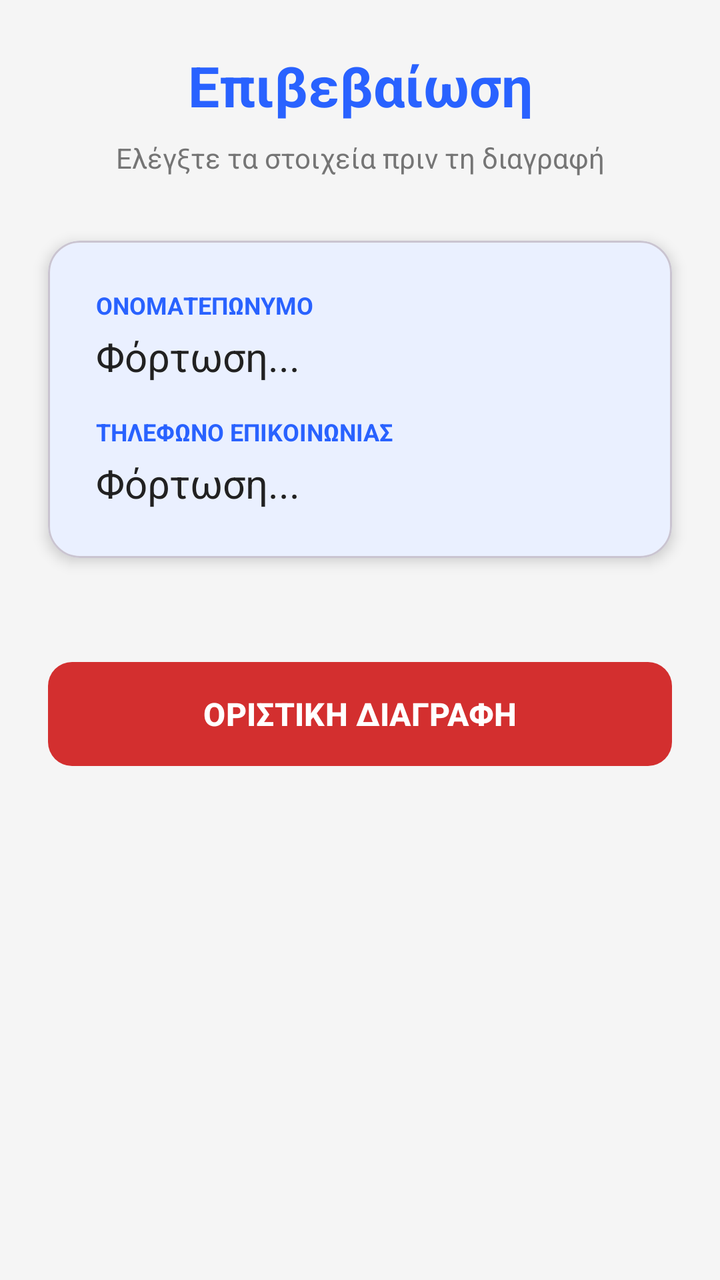
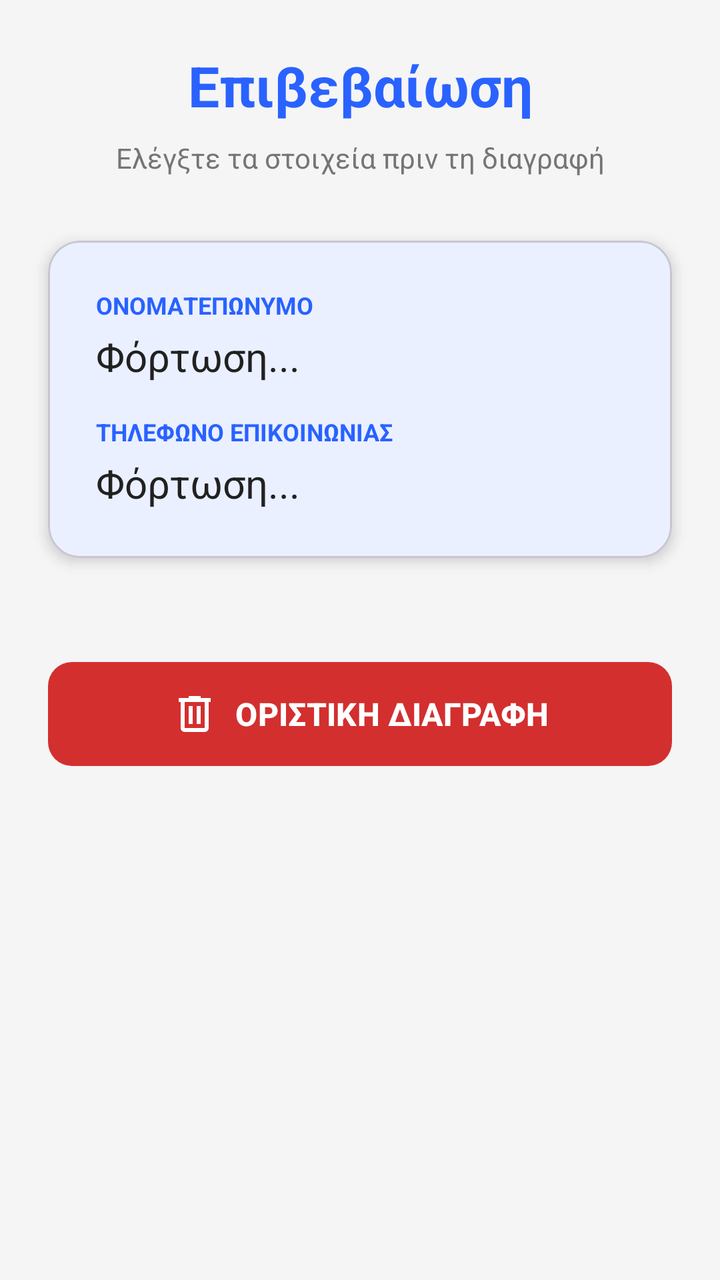

The first picture is an Android layout as it rendered before a commit; the second is the same layout after the commit. The layout source and the unified diff follow.
<!-- AndroidManifest.xml: application theme Theme.Team21 -->
<!-- res/layout/activity_emp_info.xml -->
<?xml version="1.0" encoding="utf-8"?>
<androidx.constraintlayout.widget.ConstraintLayout
    xmlns:android="http://schemas.android.com/apk/res/android"
    xmlns:app="http://schemas.android.com/apk/res-auto"
    android:id="@+id/main"
    android:layout_width="match_parent"
    android:layout_height="match_parent"
    android:background="?android:attr/windowBackground">

    <TextView
        android:id="@+id/txtHeader"
        android:layout_width="0dp"
        android:layout_height="wrap_content"
        android:layout_marginTop="24dp"
        android:text="Επιβεβαίωση"
        android:textAlignment="center"
        android:textColor="?attr/colorPrimary"
        android:textSize="28sp"
        android:textStyle="bold"
        app:layout_constraintEnd_toEndOf="parent"
        app:layout_constraintStart_toStartOf="parent"
        app:layout_constraintTop_toTopOf="parent" />

    <TextView
        android:id="@+id/txtSubHeader"
        android:layout_width="0dp"
        android:layout_height="wrap_content"
        android:layout_marginTop="8dp"
        android:text="Ελέγξτε τα στοιχεία πριν τη διαγραφή"
        android:textAlignment="center"
        android:textColor="?attr/colorOnSurfaceVariant"
        android:textSize="14sp"
        app:layout_constraintEnd_toEndOf="parent"
        app:layout_constraintStart_toStartOf="parent"
        app:layout_constraintTop_toBottomOf="@id/txtHeader" />

    <com.google.android.material.card.MaterialCardView
        android:id="@+id/cardInfo"
        android:layout_width="match_parent"
        android:layout_height="wrap_content"
        android:layout_marginHorizontal="24dp"
        android:layout_marginTop="32dp"
        app:cardBackgroundColor="?attr/colorSurface"
        app:cardCornerRadius="16dp"
        app:cardElevation="4dp"
        app:layout_constraintTop_toBottomOf="@id/txtSubHeader">

        <LinearLayout
            android:layout_width="match_parent"
            android:layout_height="wrap_content"
            android:orientation="vertical"
            android:padding="24dp">

            <TextView
                android:layout_width="wrap_content"
                android:layout_height="wrap_content"
                android:text="ΟΝΟΜΑΤΕΠΩΝΥΜΟ"
                android:textColor="?attr/colorPrimary"
                android:textSize="12sp"
                android:textStyle="bold" />

            <TextView
                android:id="@+id/txtDeleteFullName"
                android:layout_width="match_parent"
                android:layout_height="wrap_content"
                android:layout_marginTop="4dp"
                android:text="Φόρτωση..."
                android:textColor="?attr/colorOnSurface"
                android:textSize="20sp" />

            <TextView
                android:layout_width="wrap_content"
                android:layout_height="wrap_content"
                android:layout_marginTop="16dp"
                android:text="ΤΗΛΕΦΩΝΟ ΕΠΙΚΟΙΝΩΝΙΑΣ"
                android:textColor="?attr/colorPrimary"
                android:textSize="12sp"
                android:textStyle="bold" />

            <TextView
                android:id="@+id/txtDeletePhone"
                android:layout_width="match_parent"
                android:layout_height="wrap_content"
                android:layout_marginTop="4dp"
                android:text="Φόρτωση..."
                android:textColor="?attr/colorOnSurface"
                android:textSize="20sp" />
        </LinearLayout>
    </com.google.android.material.card.MaterialCardView>

    <com.google.android.material.button.MaterialButton
        android:id="@+id/btnDeleteEmpConfirm"
        android:layout_width="match_parent"
        android:layout_height="60dp"
        android:layout_marginHorizontal="24dp"
        android:layout_marginTop="48dp"
        android:text="ΟΡΙΣΤΙΚΗ ΔΙΑΓΡΑΦΗ"
        android:textSize="16sp"
        android:textStyle="bold"
        app:backgroundTint="?attr/colorError"
        app:cornerRadius="12dp"
        app:layout_constraintTop_toBottomOf="@id/cardInfo" />

</androidx.constraintlayout.widget.ConstraintLayout>
<!-- resources referenced by this layout -->
<resources>
  <style name="Theme.Team21" parent="Base.Theme.Team21" />
  <style name="Base.Theme.Team21" parent="Theme.Material3.DayNight.NoActionBar">
  
          
          <item name="android:windowBackground">@color/bg_light</item>
          <item name="colorSurface">@color/card_light</item>
          <item name="colorSurfaceVariant">@color/input_bg_light</item>
  
          
          <item name="colorOnSurface">@color/text_dark</item>
          <item name="colorOnSurfaceVariant">@color/text_muted_light</item>
  
          <item name="colorOnPrimary">@color/white</item>
  
          
          <item name="colorPrimary">@color/eshop_primary</item>
          <item name="colorSecondary">@color/eshop_accent</item>
  
          <item name="colorError">@color/error_red_light</item>
  
          
          <item name="android:statusBarColor">@color/bg_light</item>
          <item name="android:windowLightStatusBar">true</item>
  
          
          <item name="colorFilterActive">@color/filter_active_light</item>
          <item name="colorFilterUnselected">@color/filter_bg_unselected_light</item>
  
          
          <item name="colorMenuButton">@color/teal_menu_light</item>
      </style>
  <color name="bg_light">#F5F5F5</color>
  <color name="card_light">#FFFFFF</color>
  <color name="input_bg_light">#EBEBEB</color>
  <color name="text_dark">#212121</color>
  <color name="text_muted_light">#757575</color>
  <color name="white">#FFFFFFFF</color>
  <color name="eshop_primary">#2962FF</color>
  <color name="eshop_accent">#FF6D00</color>
  <color name="error_red_light">#D32F2F</color>
  <color name="filter_active_light">#2962FF</color>
  <color name="filter_bg_unselected_light">#E0E0E0</color>
  <color name="teal_menu_light">#009688</color>
</resources>

<!-- the commit's change to res/layout/activity_emp_info.xml (unified diff, before → after) -->
@@ -95,8 +95,13 @@
         android:layout_marginHorizontal="24dp"
         android:layout_marginTop="48dp"
         android:text="ΟΡΙΣΤΙΚΗ ΔΙΑΓΡΑΦΗ"
+        android:textColor="?attr/colorOnError"
         android:textSize="16sp"
         android:textStyle="bold"
+        app:icon="@drawable/ic_delete"
+        app:iconSize="24dp"
+        app:iconTint="?attr/colorOnError"
+        app:iconGravity="textStart"
         app:backgroundTint="?attr/colorError"
         app:cornerRadius="12dp"
         app:layout_constraintTop_toBottomOf="@id/cardInfo" />
<!-- resource entries referenced after the edit -->
@@ -1,5 +1,16 @@
 <!-- resources referenced by this layout -->
 <resources>
+  <!-- drawable ic_delete (drawable) -->
+  <vector xmlns:android="http://schemas.android.com/apk/res/android"
+      android:width="24dp"
+      android:height="24dp"
+      android:viewportWidth="960"
+      android:viewportHeight="960"
+      android:tint="?attr/colorControlNormal">
+    <path
+        android:fillColor="@android:color/white"
+        android:pathData="M280,840Q247,840 223.5,816.5Q200,793 200,760L200,240L160,240L160,160L360,160L360,120L600,120L600,160L800,160L800,240L760,240L760,760Q760,793 736.5,816.5Q713,840 680,840L280,840ZM680,240L280,240L280,760Q280,760 280,760Q280,760 280,760L680,760Q680,760 680,760Q680,760 680,760L680,240ZM360,680L440,680L440,320L360,320L360,680ZM520,680L600,680L600,320L520,320L520,680ZM280,240L280,240L280,760Q280,760 280,760Q280,760 280,760L280,760Q280,760 280,760Q280,760 280,760L280,240Z"/>
+  </vector>
   <style name="Theme.Team21" parent="Base.Theme.Team21" />
   <style name="Base.Theme.Team21" parent="Theme.Material3.DayNight.NoActionBar">
   
